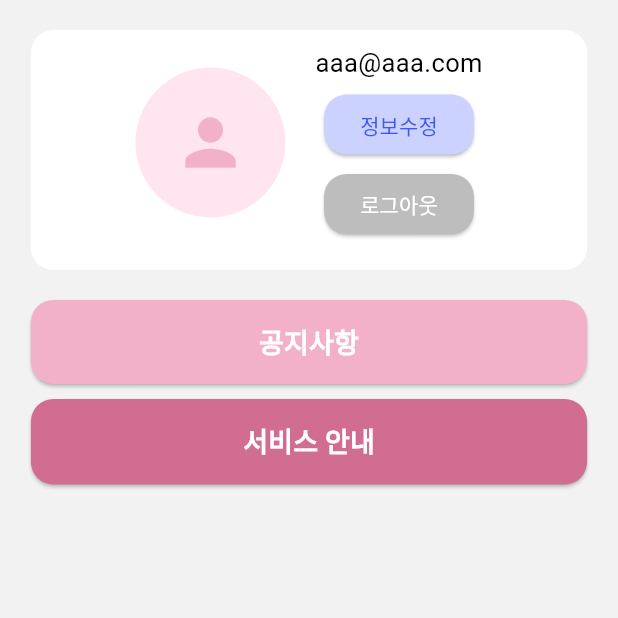
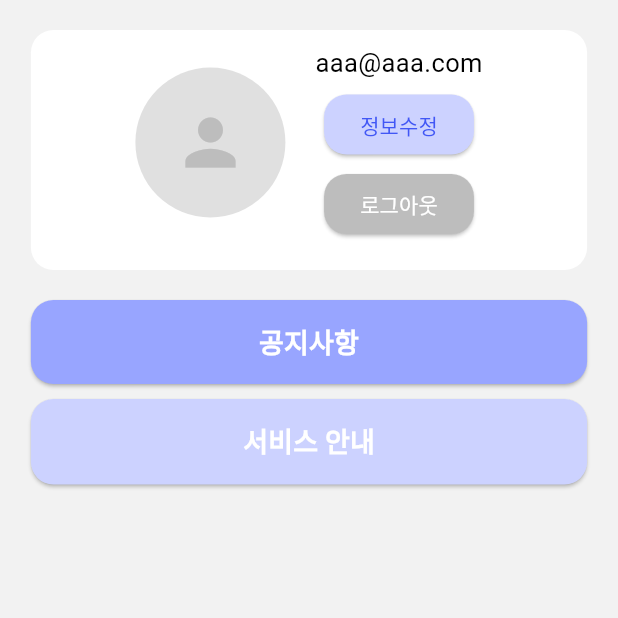
Before and after one commit to hansung-taeyang/flutter-frontend, a Flutter app: the UserDashboardPage screen opened directly, on a phone screen of 412 x 824 dp, the top half of it. Run offline on Flutter 3.47's test engine with Material 3 defaults, Android fonts, the phone set to English and light mode, and no system bars; our stand-ins replace file_picker, flutter_native_splash, shared_preferences; missing offline and left inert: excel; accounts and stored records are empty; network calls fail.

Commit message:
색상 수정 및 메시지/이미지 관련 엔드포인트 수정

```diff
--- a/lib/const/colors.dart
+++ b/lib/const/colors.dart
@@ -7,7 +7,8 @@ const deepBlueColor = Color(0xFF4157F5);
 const normalBlueColor = Color(0xFF98A5FF);
 const lightBlueColor = Color(0xFFCCD2FF);
 const blackColor = Color(0xFF000000);
-const greyColor = Color(0xFFBDBDBD);
+const lightGreyColor = Color(0xFFE0E0E0);
+const normalGreyColor = Color(0xFFBDBDBD);
 const lightPinkColor = Color(0xFFFFE5EF);
 const normalPinkColor = Color(0xFFF3B1C9);
 const deepPinkColor = Color(0xFFD06D91);
--- a/lib/send_message/create_image_screen.dart
+++ b/lib/send_message/create_image_screen.dart
@@ -36,7 +36,7 @@ class _CreateImagePageState extends State<CreateImagePage> {
       TextEditingController();
 
   Future<void> sendDataAndNavigate() async {
-    final url = Uri.parse('http://$address:3000/v1/image/withLogin');
+    final url = Uri.parse('http://$address:3000/v1/image');
     final category = bookCategoryController.text;
     final intro = bookIntroductionController.text;
 
--- a/lib/user_info/user_dashboard_screen.dart
+++ b/lib/user_info/user_dashboard_screen.dart
@@ -41,12 +41,12 @@ class UserDashboardPage extends StatelessWidget {
                           height: 100,
                           decoration: const BoxDecoration(
                             shape: BoxShape.circle,
-                            color: lightPinkColor,
+                            color: lightGreyColor,
                           ),
                           child: const Icon(
                             Icons.person,
                             size: 50,
-                            color: normalPinkColor,
+                            color: normalGreyColor,
                           ),
                         ),
                         const SizedBox(width: 20),
@@ -59,7 +59,9 @@ class UserDashboardPage extends StatelessWidget {
                                 children: [
                                   Center(
                                     child: Text(
-                                      userEmail,
+                                      userEmail.length > 11
+                                          ? '${userEmail.substring(0, 8)}...${userEmail.substring(userEmail.length - 3)}'
+                                          : userEmail,
                                       style: const TextStyle(
                                         fontSize: 17,
                                         color: blackColor,
@@ -95,7 +97,7 @@ class UserDashboardPage extends StatelessWidget {
                                 );
                               },
                               style: ElevatedButton.styleFrom(
-                                backgroundColor: greyColor,
+                                backgroundColor: normalGreyColor,
                                 shape: RoundedRectangleBorder(
                                   borderRadius: BorderRadius.circular(15),
                                 ),
@@ -121,7 +123,7 @@ class UserDashboardPage extends StatelessWidget {
                               // 공지사항 버튼 기능 추가 예정
                             },
                             style: ElevatedButton.styleFrom(
-                              backgroundColor: normalPinkColor,
+                              backgroundColor: normalBlueColor,
                               padding: const EdgeInsets.symmetric(vertical: 15),
                               shape: RoundedRectangleBorder(
                                 borderRadius: BorderRadius.circular(15),
@@ -145,7 +147,7 @@ class UserDashboardPage extends StatelessWidget {
                               // 서비스 안내 버튼 기능 추가 예정
                             },
                             style: ElevatedButton.styleFrom(
-                              backgroundColor: deepPinkColor,
+                              backgroundColor: lightBlueColor,
                               padding: const EdgeInsets.symmetric(vertical: 15),
                               shape: RoundedRectangleBorder(
                                 borderRadius: BorderRadius.circular(15),
```
Also changed, not shown: lib/message_record/record_query_screen.dart (+4 -3 lines), lib/send_message/input_phone_number_screen.dart (+5 -5 lines).
